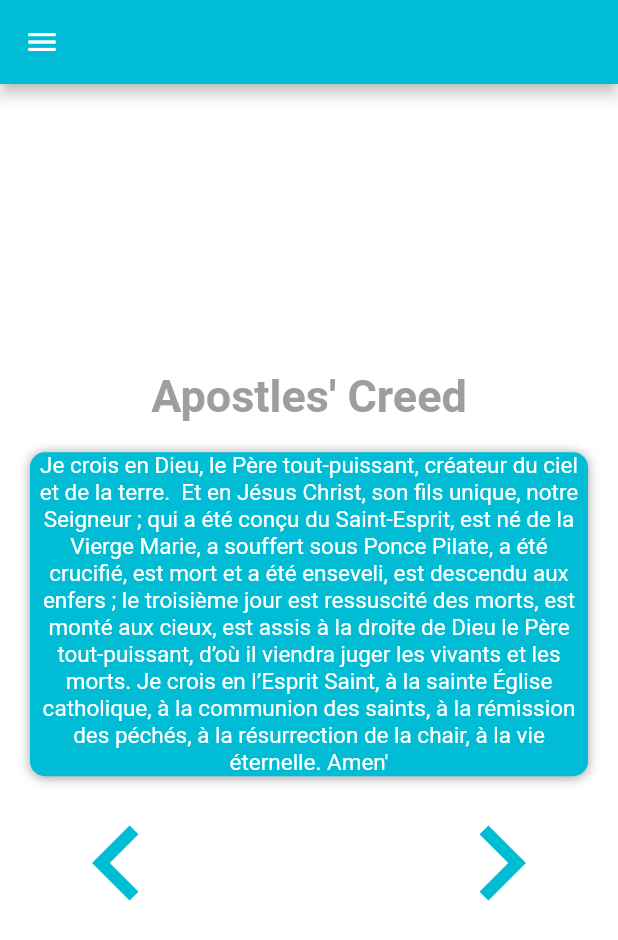
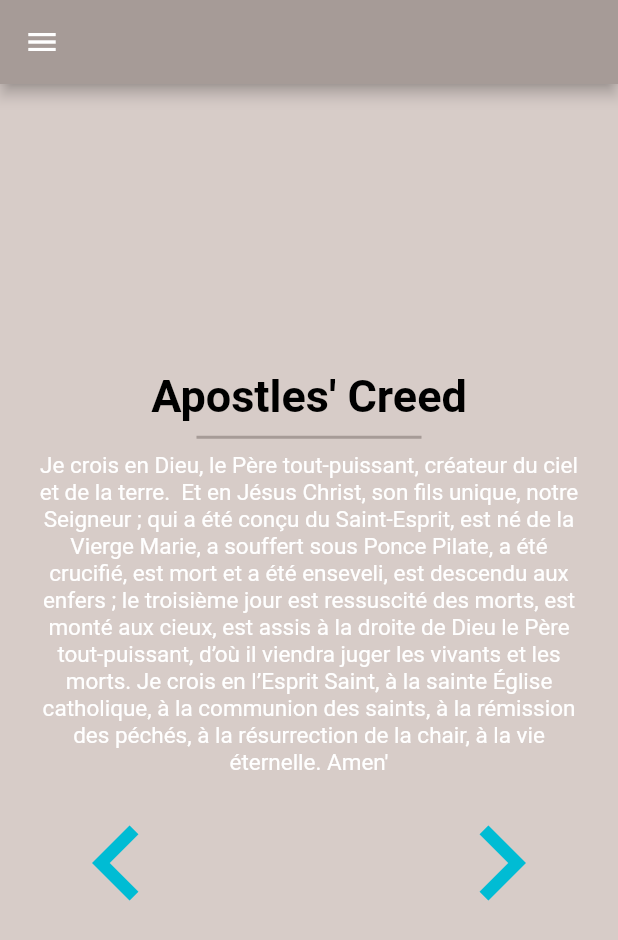
Before and after one commit to PierreJunior/MysteresApp, a Flutter app: the screen it shows after launch, after a tap on "Pray", on a phone screen of 412 x 824 dp. Shown: the top 940 px of the screen. Run offline on Flutter 3.47's test engine with Material 2 defaults, Android fonts, the phone set to English and light mode, and no system bars; our stand-ins replace awesome_snackbar_content, dropdown_button2, wave.

Commit message:
changed prayer screen background Color and Title style

```diff
--- a/lib/screens/pray_screen.dart
+++ b/lib/screens/pray_screen.dart
@@ -1,5 +1,7 @@
 import 'package:awesome_snackbar_content/awesome_snackbar_content.dart';
 import 'package:flutter/material.dart';
+import 'package:mysteres/components/color_palette.dart';
+import 'package:mysteres/components/font.dart';
 import 'package:mysteres/navigation_Drawer.dart';
 import 'package:mysteres/services/rosary_prayer_service.dart';
 
@@ -54,9 +56,9 @@ class _PrayScreenState extends State<PrayScreen> {
       key: scaffoldKey,
       drawer: const NavigationDrawer(),
       appBar: AppBar(
-        backgroundColor: Colors.cyan,
+        backgroundColor: ColorPalette.primaryDark,
       ),
-      backgroundColor: Colors.white,
+      backgroundColor: ColorPalette.primary,
       body: SafeArea(
         child: Padding(
           padding: const EdgeInsets.all(20),
@@ -65,25 +67,18 @@ class _PrayScreenState extends State<PrayScreen> {
             children: [
               Text(
                 _selectedPrayer["title"] as String? ?? "",
-                style: const TextStyle(
-                    color: Colors.grey,
-                    fontSize: 30,
-                    fontWeight: FontWeight.bold),
+                style: Font.heading1,
                 textAlign: TextAlign.center,
               ),
-              const SizedBox(height: 20),
+              const SizedBox(
+                height: 20,
+                width: 150.0,
+                child: Divider(
+                  color: ColorPalette.primaryDark,
+                  thickness: 2,
+                ),
+              ),
               SingleChildScrollView(
-                child: Container(
-                    decoration: BoxDecoration(
-                      color: Colors.cyan,
-                      borderRadius: BorderRadius.circular(10),
-                      boxShadow: const [
-                        BoxShadow(
-                            color: Colors.grey,
-                            offset: Offset(0, 1),
-                            blurRadius: 6)
-                      ],
-                    ),
                 child: Column(
                   mainAxisAlignment: MainAxisAlignment.center,
                   children: [
@@ -97,7 +92,7 @@ class _PrayScreenState extends State<PrayScreen> {
                       overflow: TextOverflow.fade,
                     ),
                   ],
-                    )),
+                ),
               ),
               Row(
                 mainAxisAlignment: MainAxisAlignment.spaceBetween,
```
Lines whose indentation alone changed are shown as unchanged.
